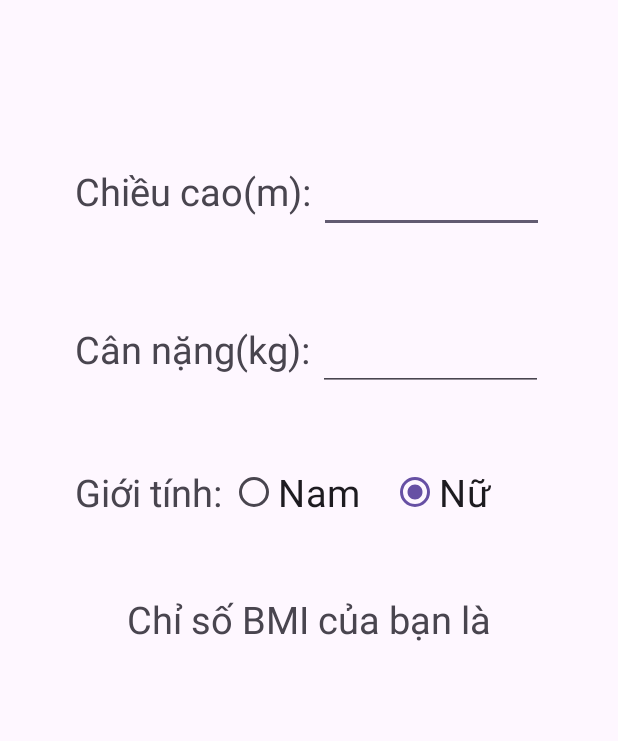
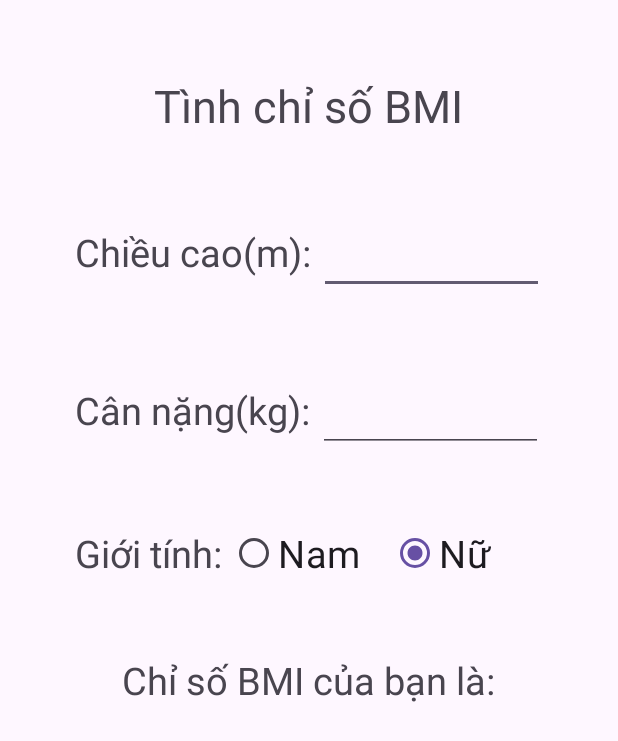
Before and after one commit to NguyenMinhDuc63133738/63133738-AndroidProgramming, an Android app: the screen it shows after launch (MainActivity), on a phone screen of 412 x 824 dp. Shown: the top 741 px of the screen. Run offline under Robolectric (Android 15) with nearby library versions, the phone set to English and light mode, and no system bars.

Commit message:
Update activity_main.xml

```diff
--- a/ThiGK_63133738/Cau2_AppTinhBMI/app/src/main/res/layout/activity_main.xml
+++ b/ThiGK_63133738/Cau2_AppTinhBMI/app/src/main/res/layout/activity_main.xml
@@ -8,11 +8,19 @@
     tools:context=".MainActivity"
     android:orientation="vertical">
 
+    <TextView
+        android:layout_width="wrap_content"
+        android:layout_height="wrap_content"
+        android:layout_gravity="center"
+        android:layout_marginTop="50dp"
+        android:text="Tình chỉ số BMI"
+        android:textSize="30dp"/>
+
     <LinearLayout
         android:layout_width="wrap_content"
         android:layout_height="wrap_content"
         android:orientation="horizontal"
-        android:layout_marginTop="100dp">
+        android:layout_marginTop="50dp">
         <TextView
             android:layout_width="wrap_content"
             android:layout_height="wrap_content"
@@ -91,7 +99,7 @@
         <TextView
             android:layout_width="wrap_content"
             android:layout_height="wrap_content"
-            android:text="Chỉ số BMI của bạn là"
+            android:text="Chỉ số BMI của bạn là:"
             android:textSize="25dp"/>
         <TextView
             android:id="@+id/txt_ketqua"
```
